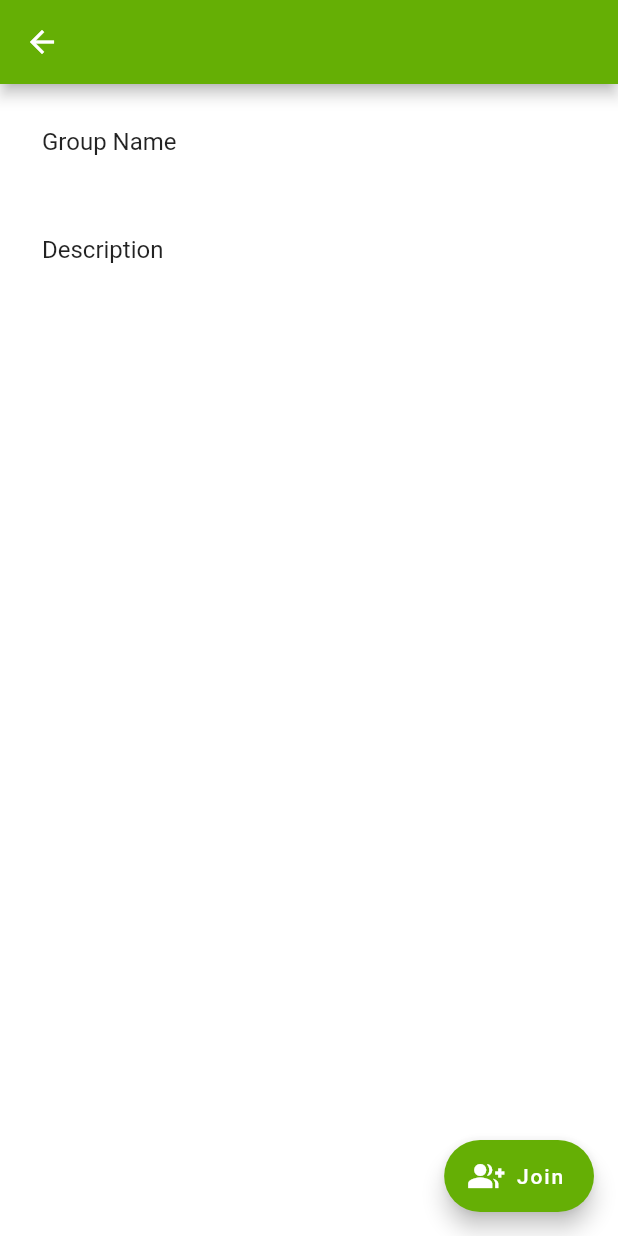
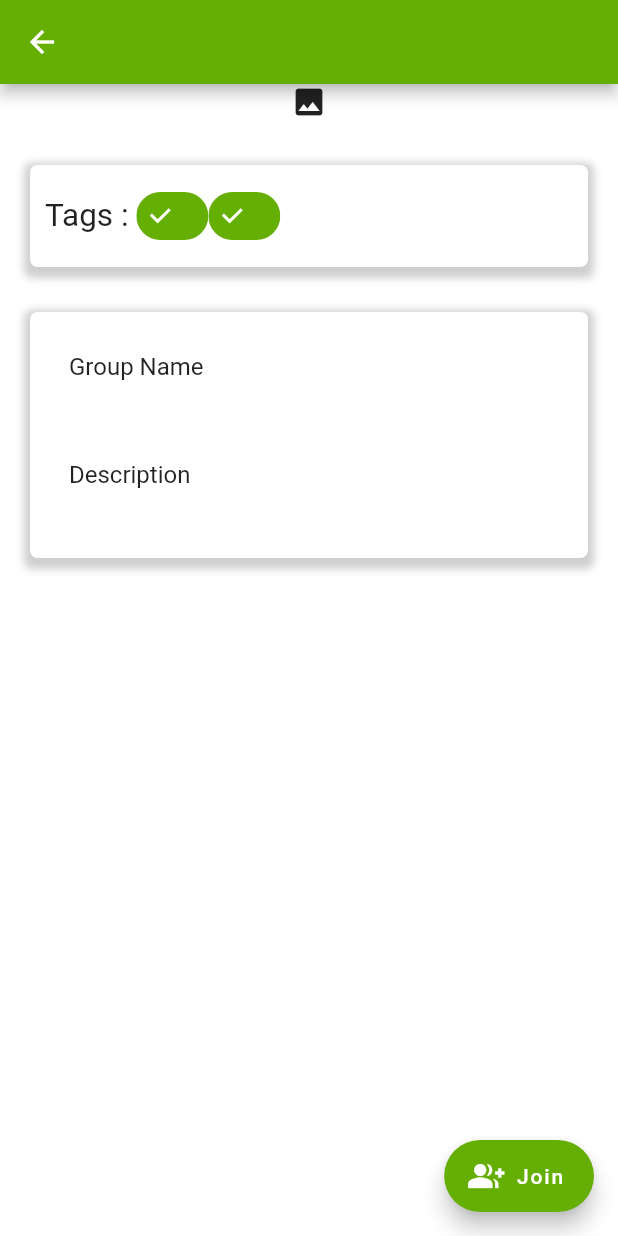
Before and after one commit to amjadrushdan/iGrow_Mobile, a Flutter app: the InfoGroup screen opened directly with empty values, on a phone screen of 412 x 824 dp. Run offline on Flutter 3.47's test engine with Material 2 defaults, Android fonts, the phone set to English and light mode, and no system bars; our stand-ins replace cloud_firestore, firebase_auth, firebase_core, firebase_storage, image_picker; accounts and stored records are empty; network calls fail.

Commit message:
update 2.2.0
-added state and soil tags to group_info

```diff
--- a/lib/Screens/group/info_group.dart
+++ b/lib/Screens/group/info_group.dart
@@ -34,20 +34,76 @@ class _InfoGroupState extends State<InfoGroup> {
         },
       ),
       body: SingleChildScrollView(
-        child: Padding(
-          padding: const EdgeInsets.all(12.0),
         child: Column(
           children: <Widget>[
             // FadeInImage.assetNetwork(
-              //   placeholder: 'assets/loading.gif',
+            //   placeholder: "assests/loading.gif",
             //   image: widget.docid.get('imageUrl'),
             // ),
             widget.docid.get("imageUrl") == ""
-                  ? SizedBox.shrink()
+                ? Icon(Icons.image)
                 : Image.network(
                     widget.docid.get('imageUrl'),
                   ),
-
+            Container(
+              decoration: BoxDecoration(
+                color: Colors.white,
+                borderRadius: BorderRadius.circular(5),
+                boxShadow: [
+                  BoxShadow(
+                    color: Colors.grey.withOpacity(0.5),
+                    spreadRadius: 4,
+                    blurRadius: 4,
+                    offset: Offset(0, 3), // changes position of shadow
+                  ),
+                ],
+              ),
+              padding: EdgeInsets.all(10),
+              margin: EdgeInsets.fromLTRB(20, 30, 20, 30),
+              child: Row(
+                children: [
+                  Text(
+                    "Tags : ",
+                    textScaleFactor: 1.5,
+                  ),
+                  FilterChip(
+                    selectedColor: kPrimaryColor,
+                    selected: true,
+                    label: Text(widget.docid.get('state')),
+                    labelStyle: TextStyle(color: Colors.white),
+                    backgroundColor: kPrimaryColor,
+                    checkmarkColor: Colors.white,
+                    onSelected: (bool value) {},
+                  ),
+                  FilterChip(
+                    selectedColor: kPrimaryColor,
+                    selected: true,
+                    label: Text(widget.docid.get('soil')),
+                    labelStyle: TextStyle(color: Colors.white),
+                    backgroundColor: kPrimaryColor,
+                    checkmarkColor: Colors.white,
+                    onSelected: (bool value) {},
+                  ),
+                ],
+              ),
+            ),
+            Container(
+              decoration: BoxDecoration(
+                color: Colors.white,
+                boxShadow: [
+                  BoxShadow(
+                    color: Colors.grey.withOpacity(0.5),
+                    spreadRadius: 4,
+                    blurRadius: 4,
+                    offset: Offset(0, 3), // changes position of shadow
+                  ),
+                ],
+                borderRadius: BorderRadius.circular(5),
+              ),
+              padding: EdgeInsets.all(10),
+              margin: EdgeInsets.fromLTRB(20, 0, 20, 10),
+              child: Column(
+                children: [
                   ListTile(
                     title: Text("Group Name"),
                     subtitle: Text(widget.docid.get('name')),
@@ -58,6 +114,8 @@ class _InfoGroupState extends State<InfoGroup> {
                   ),
                 ],
               ),
+            ),
+          ],
         ),
       ),
     );
--- a/lib/Screens/group/joined_group.dart
+++ b/lib/Screens/group/joined_group.dart
@@ -48,7 +48,7 @@ class _GroupJoinedState extends State<GroupJoined> {
                   physics: BouncingScrollPhysics(),
                   itemCount: data.size,
                   itemBuilder: (BuildContext context, int index) {
-                    print(widget.FilterText);
+
                     // var joined = data.docs[index]['joined_uid'];
                     // bool check1 = joined.contains(user!);
                     var state = widget.FilterText;
--- a/pubspec.yaml
+++ b/pubspec.yaml
@@ -11,7 +11,7 @@ description: A new Flutter project.
 # In iOS, build-name is used as CFBundleShortVersionString while build-number used as CFBundleVersion.
 # Read more about iOS versioning at
 # https://developer.apple.com/library/archive/documentation/General/Reference/InfoPlistKeyReference/Articles/CoreFoundationKeys.html
-version: 2.1.0+2
+version: 2.2.0+2
 
 environment:
   sdk: ">=2.12.0 <3.0.0"
```
Also changed, not shown: lib/Screens/book_workshop/book.dart (+7 -1 lines), lib/Screens/group/feed_group.dart (+17 -4 lines), lib/Screens/home/home_screen.dart (+18 -5 lines). Lines whose indentation alone changed are shown as unchanged.
